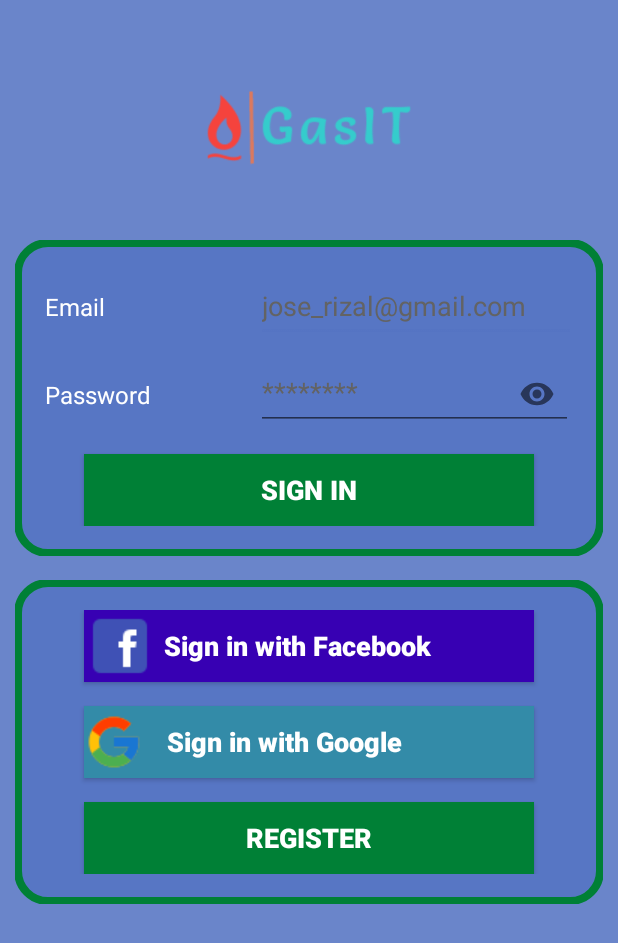
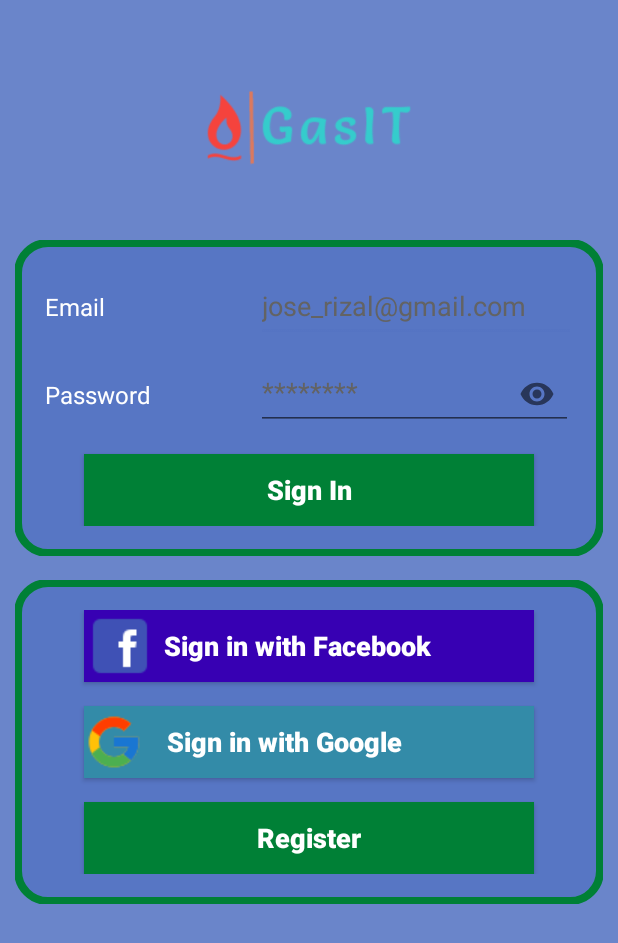
Before and after one commit to userlaurence/GasITMobileDelvieryPlatformApplication, an Android app: the screen it shows after launch (SignInActivity), on a phone screen of 412 x 824 dp. Shown: the top 943 px of the screen. Run offline under Robolectric (Android 15) with nearby library versions, the phone set to English and light mode, and no system bars; our stand-ins replace Firebase (no records; nobody signed in at launch, a user with empty details on screens opened directly); libraries missing offline, so code that uses them is left out: com.facebook, com.facebook.login, es.dmoral.toasty; Roboto replaces fonts that are not available here; 1 statement that could not run was skipped.

Commit message:
Made all text color to white.

```diff
--- a/app/src/main/res/layout-v21/activity_sign_in.xml
+++ b/app/src/main/res/layout-v21/activity_sign_in.xml
@@ -32,6 +32,7 @@
             android:layout_height="wrap_content"
             android:text="@string/signup_email_label"
             android:textSize="@dimen/input_text_size"
+            android:textColor="@color/white"
             app:layout_constraintBaseline_toBaselineOf="@id/signInEmailEditText"
             app:layout_constraintStart_toStartOf="parent"
             app:layout_constraintTop_toTopOf="@id/signInEmailEditText" />
@@ -45,6 +46,7 @@
             android:hint="@string/signup_email_hint"
             android:ems="10"
             android:inputType="textEmailAddress"
+            android:textColor="@color/white"
             app:layout_constraintStart_toStartOf="@id/signInPanelGuideline"
             app:layout_constraintTop_toTopOf="@id/signInPanelConstraintLayout" />
 
@@ -54,6 +56,7 @@
             android:layout_height="wrap_content"
             android:text="@string/signup_password_label"
             android:textSize="@dimen/input_text_size"
+            android:textColor="@color/white"
             app:layout_constraintBaseline_toBaselineOf="@id/signInPasswordTextInputLayout"
             app:layout_constraintStart_toStartOf="parent"
             app:layout_constraintTop_toTopOf="@+id/signInPasswordTextInputLayout" />
@@ -76,6 +79,7 @@
                 android:autofillHints="@string/signup_password_hint"
                 android:hint="@string/signup_password_hint"
                 android:ems="10"
+                android:textColor="@color/white"
                 android:inputType="textPassword" />
         </com.google.android.material.textfield.TextInputLayout>
 
@@ -87,9 +91,10 @@
             android:background="@color/green"
             android:minWidth="300dp"
             android:text="@string/sign_in"
-            android:textColor="@android:color/white"
             android:textSize="@dimen/button_text_size"
             android:textStyle="bold"
+            android:textColor="@color/white"
+            android:textAllCaps="false"
             app:layout_constraintEnd_toEndOf="parent"
             app:layout_constraintStart_toStartOf="parent"
             app:layout_constraintTop_toBottomOf="@id/signInPasswordTextInputLayout" />
@@ -162,6 +167,7 @@
             android:textColor="@android:color/white"
             android:textSize="@dimen/button_text_size"
             android:textStyle="bold"
+            android:textAllCaps="false"
             app:layout_constraintEnd_toEndOf="parent"
             app:layout_constraintStart_toStartOf="parent"
             app:layout_constraintTop_toBottomOf="@id/signInWithGoogleButton" />
```
